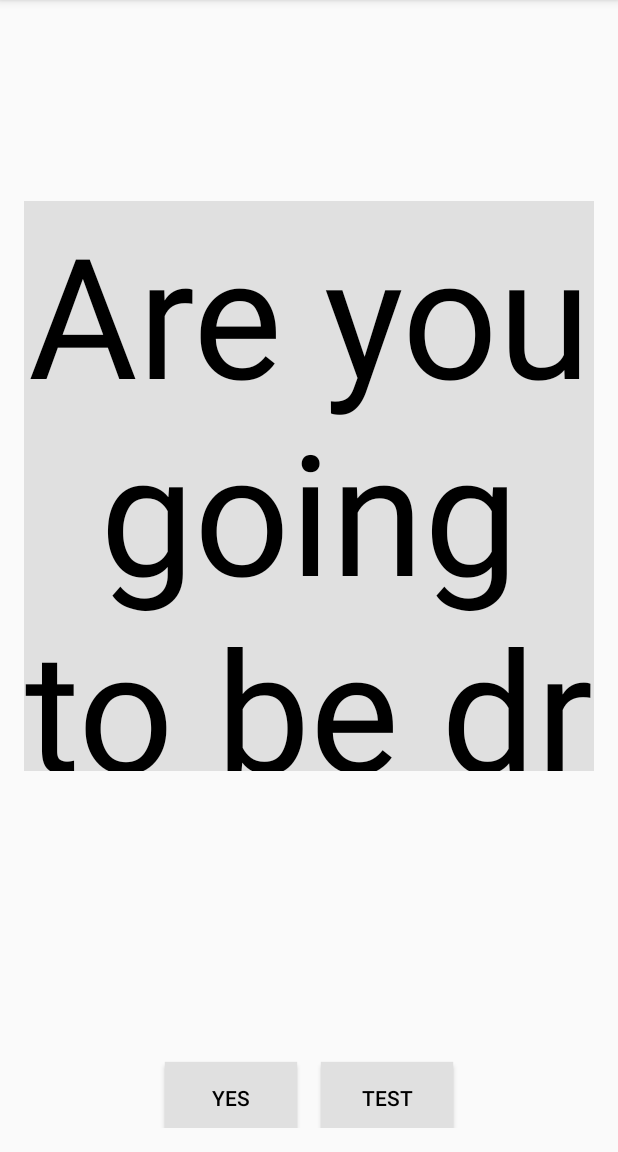
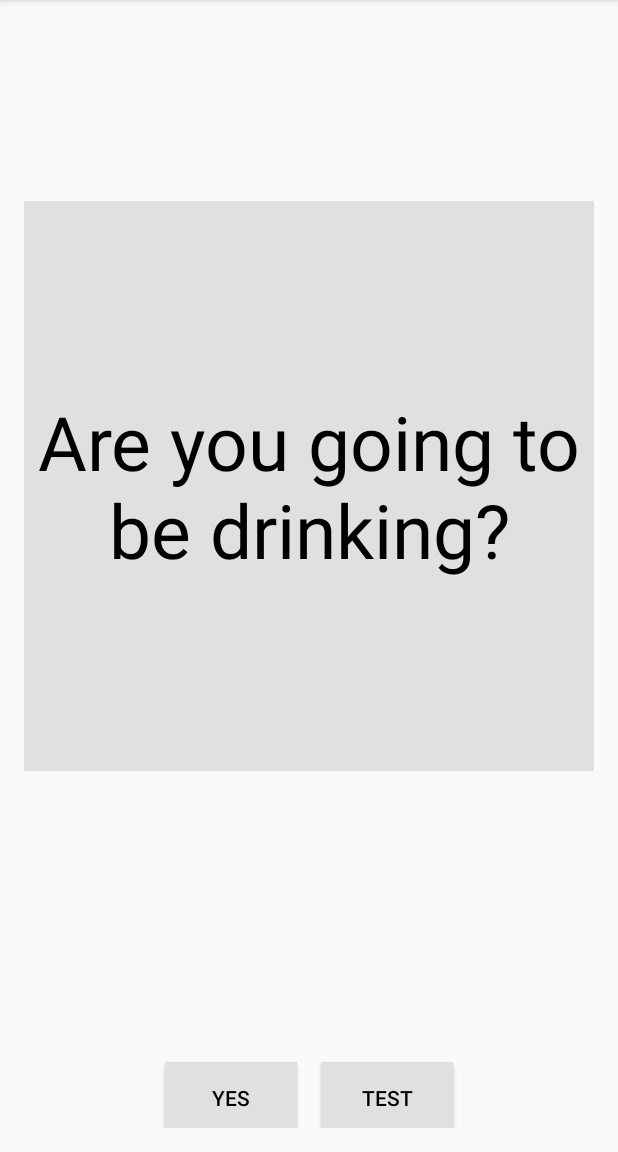
Before and after one commit to alex-yxw/hackthevalley, an Android app: the screen it shows after launch (MainActivity), on a phone screen of 412 x 824 dp, the part 84-1236 px from its top. Run offline under Robolectric (Android 15) with nearby library versions, the phone set to English and light mode, and no system bars.

```diff
--- a/HelloSharedPrefs/app/src/main/java/com/example/android/hellosharedprefs/MainActivity.java
+++ b/HelloSharedPrefs/app/src/main/java/com/example/android/hellosharedprefs/MainActivity.java
@@ -240,4 +240,5 @@ public class MainActivity extends AppCompatActivity {
         preferencesEditor.apply();
     }
 
+
 }
--- a/HelloSharedPrefs/app/src/main/res/layout/activity_main.xml
+++ b/HelloSharedPrefs/app/src/main/res/layout/activity_main.xml
@@ -31,7 +31,7 @@
         android:gravity="center"
         android:text="@string/default_count"
         android:textColor="@android:color/black"
-        android:textSize="112sp"
+        android:textSize="50sp"
         app:layout_constraintBottom_toTopOf="@+id/guideline_upper"
         app:layout_constraintDimensionRatio="1:1"
         app:layout_constraintEnd_toEndOf="parent"
```
Also changed, not shown: HelloSharedPrefs/app/src/main/java/com/example/android/hellosharedprefs/TestingActivity.java (+12 -0 lines).
